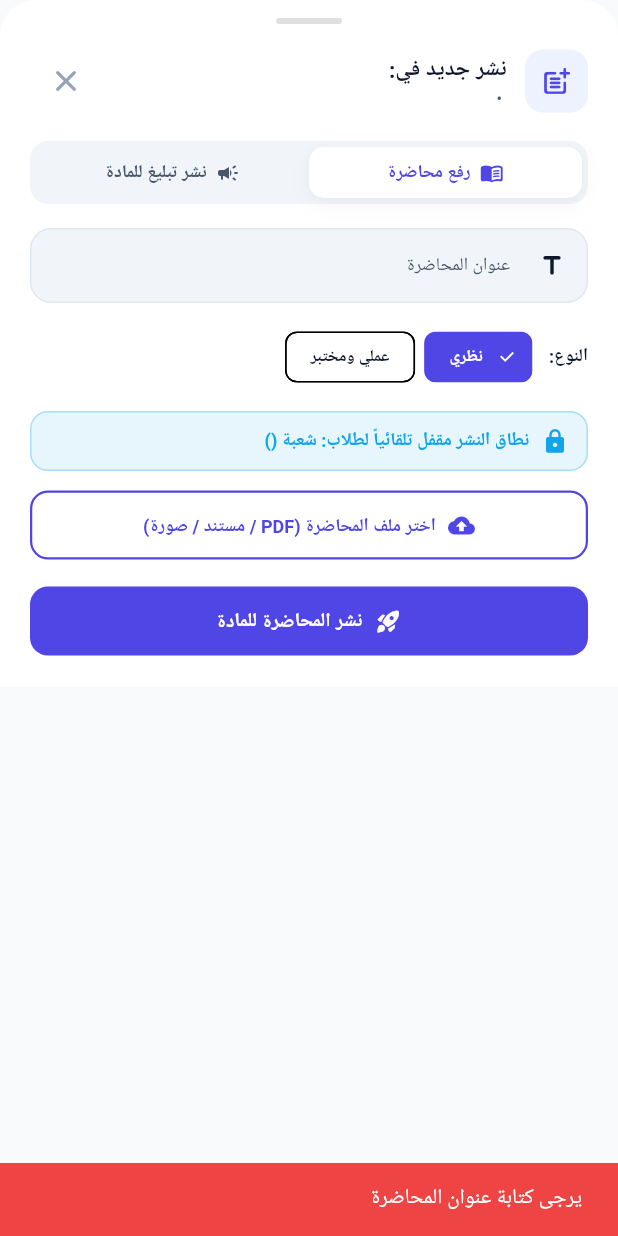
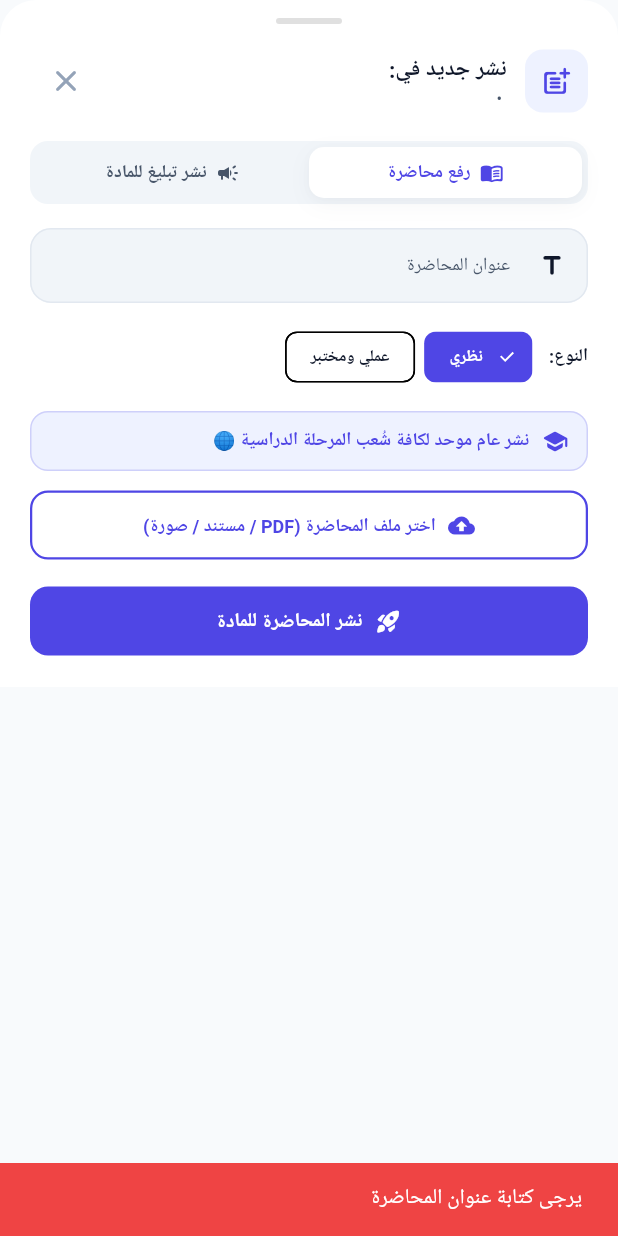
Before and after one commit to mgtba2003mgtba-boop/mohadarati-app, a Flutter app: the _PublishToSubjectSheet widget shown alone on an empty page, opened directly with empty values, after a tap on "نشر المحاضرة للمادة", on a phone screen of 412 x 824 dp. Run offline on Flutter 3.47's test engine with Material 3 defaults, Android fonts, the phone set to English and light mode, and no system bars; our stand-ins replace file_picker, google_fonts, shared_preferences, supabase_flutter; missing offline and left inert: dart:html, dart:ui_web; accounts and stored records are empty; network calls fail; Roboto replaces fonts that are missing (Cairo).

Commit message:
feat: anonymize publisher details, unify stage lectures and isolate section announcements

```diff
--- a/lib/screens/home_screen.dart
+++ b/lib/screens/home_screen.dart
@@ -465,7 +465,7 @@ class _HomeScreenState extends State<HomeScreen> {
     AppFullscreenModal.show(
       context: context,
       title: announcement.title,
-      subtitle: 'الناشر: ${announcement.authorName} • ${announcement.createdAt.year}/${announcement.createdAt.month.toString().padLeft(2, '0')}/${announcement.createdAt.day.toString().padLeft(2, '0')}',
+      subtitle: '${announcement.createdAt.year}/${announcement.createdAt.month.toString().padLeft(2, '0')}/${announcement.createdAt.day.toString().padLeft(2, '0')}',
       icon: Icons.campaign_rounded,
       imageUrl: imageUrl.isNotEmpty ? imageUrl : null,
       contentText: announcement.displayContent,
@@ -728,7 +728,7 @@ class _HomeScreenState extends State<HomeScreen> {
                             ),
                             const SizedBox(height: 2),
                             Text(
-                              '${lec.subjectName} • ${lec.typeLabel} • ${lec.section == 'ALL' ? '🌐 عام' : '🏷️ شعبة ${lec.section}'}',
+                              '${lec.subjectName} • ${lec.typeLabel}',
                               style: GoogleFonts.cairo(
                                 fontSize: 11,
                                 color: AppTheme.textSecondary,
--- a/lib/screens/subject_detail_screen.dart
+++ b/lib/screens/subject_detail_screen.dart
@@ -540,31 +540,7 @@ class _SubjectDetailScreenState extends State<SubjectDetailScreen>
             style: GoogleFonts.cairo(fontSize: 14, fontWeight: FontWeight.bold, color: AppTheme.textPrimary),
           ),
 
-          const SizedBox(height: 4),
-          Row(
-            children: [
-              Container(
-                padding: const EdgeInsets.symmetric(horizontal: 7, vertical: 2),
-                decoration: BoxDecoration(
-                  color: (lecture.section == 'ALL' ? AppTheme.accent : const Color(0xFF6366F1)).withValues(alpha: 0.15),
-                  borderRadius: BorderRadius.circular(6),
-                ),
-                child: Text(
-                  lecture.section == 'ALL' ? '🌐 عام لجميع الشعب' : '🏷️ شعبة ${lecture.section}',
-                  style: GoogleFonts.cairo(
-                    fontSize: 10,
-                    fontWeight: FontWeight.bold,
-                    color: lecture.section == 'ALL' ? AppTheme.accent : const Color(0xFF818CF8),
-                  ),
-                ),
-              ),
-              const SizedBox(width: 8),
-              Text(
-                'نشر: ${lecture.uploaderName}',
-                style: GoogleFonts.cairo(fontSize: 10, color: AppTheme.textMuted),
-              ),
-            ],
-          ),
+          const SizedBox(height: 2),
 
           if (lecture.displayDescription.isNotEmpty) ...[
             const SizedBox(height: 6),
@@ -686,7 +662,7 @@ class _SubjectDetailScreenState extends State<SubjectDetailScreen>
             AppFullscreenModal.show(
               context: context,
               title: item.title,
-              subtitle: 'الناشر: ${item.authorName} • ${item.createdAt.year}/${item.createdAt.month.toString().padLeft(2, '0')}/${item.createdAt.day.toString().padLeft(2, '0')}',
+              subtitle: '${item.createdAt.year}/${item.createdAt.month.toString().padLeft(2, '0')}/${item.createdAt.day.toString().padLeft(2, '0')}',
               icon: Icons.campaign_rounded,
               contentText: item.displayContent,
               accentColor: AppTheme.primary,
@@ -746,9 +722,16 @@ class _SubjectDetailScreenState extends State<SubjectDetailScreen>
                 Row(
                   mainAxisAlignment: MainAxisAlignment.spaceBetween,
                   children: [
-                    Text(
-                      'الناشر: ${item.authorName}',
+                    Container(
+                      padding: const EdgeInsets.symmetric(horizontal: 8, vertical: 2),
+                      decoration: BoxDecoration(
+                        color: AppTheme.primarySubtle,
+                        borderRadius: BorderRadius.circular(6),
+                      ),
+                      child: Text(
+                        'تبليغ رسمي',
                         style: GoogleFonts.cairo(fontSize: 10, color: AppTheme.primary, fontWeight: FontWeight.bold),
+                      ),
                     ),
                     Row(
                       children: [
@@ -1059,7 +1042,7 @@ class _PublishToSubjectSheetState extends State<_PublishToSubjectSheet> {
         subjectName: widget.subjectName,
         department: widget.department,
         stage: widget.stage,
-        section: _targetSection,
+        section: 'ALL',
         semester: 1,
         lectureType: _lectureType,
         description: _descController.text.trim().isEmpty ? null : _descController.text.trim(),
@@ -1099,6 +1082,10 @@ class _PublishToSubjectSheetState extends State<_PublishToSubjectSheet> {
     setState(() => _isSubmitting = true);
 
     try {
+      final announceSection = widget.currentUser?.isAdmin == true
+          ? _targetSection
+          : (widget.currentUser?.section ?? 'ALL');
+
       final newAnnounce = AnnouncementModel(
         id: '',
         title: title,
@@ -1108,7 +1095,7 @@ class _PublishToSubjectSheetState extends State<_PublishToSubjectSheet> {
         authorRole: widget.currentUser?.role ?? 'representative',
         department: widget.department,
         stage: widget.stage,
-        section: _targetSection,
+        section: announceSection,
         category: 'academic',
         subjectName: widget.subjectName,
         createdAt: DateTime.now(),
@@ -1337,56 +1324,31 @@ class _PublishToSubjectSheetState extends State<_PublishToSubjectSheet> {
               ),
               const SizedBox(height: 12),
 
-              // الشعبة المستهدفة للنشر
-              if (widget.currentUser?.isAdmin == true) ...[
-                DropdownButtonFormField<String>(
-                  value: _targetSection,
-                  dropdownColor: AppTheme.darkCard,
-                  style: GoogleFonts.cairo(fontSize: 12, color: AppTheme.textPrimary),
-                  decoration: InputDecoration(
-                    labelText: 'الشعبة المستهدفة',
-                    labelStyle: GoogleFonts.cairo(fontSize: 12, color: AppTheme.textSecondary),
-                    border: OutlineInputBorder(borderRadius: BorderRadius.circular(12)),
-                    prefixIcon: const Icon(Icons.groups_rounded, size: 20, color: AppTheme.accent),
-                    contentPadding: const EdgeInsets.symmetric(horizontal: 12, vertical: 10),
-                  ),
-                  items: const [
-                    DropdownMenuItem(value: 'ALL', child: Text('🌐 جميع الشعب (عام لكافة الطلاب)')),
-                    DropdownMenuItem(value: 'A', child: Text('🏷️ شعبة A')),
-                    DropdownMenuItem(value: 'B', child: Text('🏷️ شعبة B')),
-                    DropdownMenuItem(value: 'C', child: Text('🏷️ شعبة C')),
-                    DropdownMenuItem(value: 'D', child: Text('🏷️ شعبة D')),
-                  ],
-                  onChanged: (val) {
-                    if (val != null) setState(() => _targetSection = val);
-                  },
-                ),
-              ] else ...[
+              // نطاق المحاضرة الموحد
               Container(
                 padding: const EdgeInsets.symmetric(horizontal: 12, vertical: 10),
                 decoration: BoxDecoration(
-                    color: AppTheme.accent.withValues(alpha: 0.1),
+                  color: AppTheme.primarySubtle,
                   borderRadius: BorderRadius.circular(12),
-                    border: Border.all(color: AppTheme.accent.withValues(alpha: 0.3)),
+                  border: Border.all(color: AppTheme.primary.withValues(alpha: 0.2)),
                 ),
                 child: Row(
                   children: [
-                      const Icon(Icons.lock_rounded, size: 18, color: AppTheme.accent),
+                    const Icon(Icons.school_rounded, size: 18, color: AppTheme.primary),
                     const SizedBox(width: 8),
                     Expanded(
                       child: Text(
-                          'نطاق النشر مقفل تلقائياً لطلاب: شعبة ($_targetSection)',
+                        'نشر عام موحد لكافة شُعب المرحلة الدراسية 🌐',
                         style: GoogleFonts.cairo(
                           fontSize: 12,
                           fontWeight: FontWeight.bold,
-                            color: AppTheme.accent,
-                          ),
-                        ),
-                      ),
-                    ],
-                  ),
-                ),
-              ],
+                          color: AppTheme.primary,
+                        ),
+                      ),
+                    ),
+                  ],
+                ),
+              ),
               const SizedBox(height: 12),
 
               // مساحة اختيار ملف المحاضرة (مستند PDF أو صورة أو عرض تقديمي)
@@ -1488,7 +1450,60 @@ class _PublishToSubjectSheetState extends State<_PublishToSubjectSheet> {
                   alignLabelWithHint: true,
                 ),
               ),
-              const SizedBox(height: 16),
+              const SizedBox(height: 14),
+
+              // الشعبة المستهدفة بالتبليغ
+              if (widget.currentUser?.isAdmin == true) ...[
+                DropdownButtonFormField<String>(
+                  value: _targetSection,
+                  dropdownColor: AppTheme.darkCard,
+                  style: GoogleFonts.cairo(fontSize: 12, color: AppTheme.textPrimary),
+                  decoration: InputDecoration(
+                    labelText: 'الشعبة المستهدفة بالتبليغ',
+                    labelStyle: GoogleFonts.cairo(fontSize: 12, color: AppTheme.textSecondary),
+                    border: OutlineInputBorder(borderRadius: BorderRadius.circular(12)),
+                    prefixIcon: const Icon(Icons.groups_rounded, size: 20, color: AppTheme.accent),
+                    contentPadding: const EdgeInsets.symmetric(horizontal: 12, vertical: 10),
+                  ),
+                  items: const [
+                    DropdownMenuItem(value: 'ALL', child: Text('🌐 جميع الشعب (عام لكافة الطلاب)')),
+                    DropdownMenuItem(value: 'A', child: Text('🏷️ شعبة A')),
+                    DropdownMenuItem(value: 'B', child: Text('🏷️ شعبة B')),
+                    DropdownMenuItem(value: 'C', child: Text('🏷️ شعبة C')),
+                    DropdownMenuItem(value: 'D', child: Text('🏷️ شعبة D')),
+                  ],
+                  onChanged: (val) {
+                    if (val != null) setState(() => _targetSection = val);
+                  },
+                ),
+                const SizedBox(height: 12),
+              ] else ...[
+                Container(
+                  padding: const EdgeInsets.symmetric(horizontal: 12, vertical: 10),
+                  decoration: BoxDecoration(
+                    color: AppTheme.accent.withValues(alpha: 0.1),
+                    borderRadius: BorderRadius.circular(12),
+                    border: Border.all(color: AppTheme.accent.withValues(alpha: 0.3)),
+                  ),
+                  child: Row(
+                    children: [
+                      const Icon(Icons.lock_rounded, size: 18, color: AppTheme.accent),
+                      const SizedBox(width: 8),
+                      Expanded(
+                        child: Text(
+                          'نطاق التبليغ مقفل تلقائياً لطلاب: شعبة (${widget.currentUser?.section ?? "A"})',
+                          style: GoogleFonts.cairo(
+                            fontSize: 12,
+                            fontWeight: FontWeight.bold,
+                            color: AppTheme.accent,
+                          ),
+                        ),
+                      ),
+                    ],
+                  ),
+                ),
+                const SizedBox(height: 12),
+              ],
 
               ElevatedButton.icon(
                 style: ElevatedButton.styleFrom(
```
Also changed, not shown: lib/screens/announcements_screen.dart (+15 -11 lines), lib/screens/dashboard_screen.dart (+13 -34 lines), lib/screens/lectures_screen.dart (+4 -41 lines), lib/services/supabase_service.dart (+3 -9 lines), 1 other file. Lines whose indentation alone changed are shown as unchanged.
